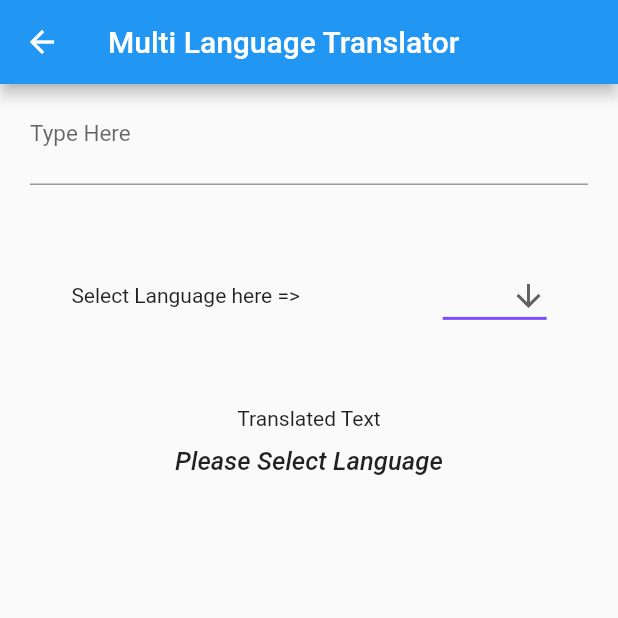
After one commit to rey-arx/Indian-Heritage-SIH-AR-Application, a Flutter app: the MyHomePage screen opened directly, on a phone screen of 412 x 824 dp, the top half of it. The commit adds this screen. Run offline on Flutter 3.47's test engine with Material 2 defaults, Android fonts, the phone set to English and light mode, and no system bars; our stand-ins replace flutter_map, flutter_swiper, latlong2; missing offline and left inert: flutter_unity_widget, translator.

```diff
--- a/lib/artifacts_detail_page.dart
+++ b/lib/artifacts_detail_page.dart
@@ -70,7 +70,9 @@ class artifactDetailPage extends StatelessWidget {
                             Navigator.push(
                               context,
                               MaterialPageRoute(
-                                  builder: (context) => SimpleScreen()),
+                                  builder: (context) => SimpleScreen(
+                                        pageIndex: "0",
+                                      )),
                             );
                           },
                         ),
--- /dev/null
+++ b/lib/gate_way_of_India.dart
@@ -0,0 +1,114 @@
+import 'package:flutter/material.dart';
+import 'package:translator/translator.dart';
+
+class MyHomePage extends StatefulWidget {
+  @override
+  _MyHomePageState createState() => _MyHomePageState();
+}
+
+class _MyHomePageState extends State<MyHomePage> {
+  TextEditingController textEditingController = TextEditingController();
+  GoogleTranslator translator = GoogleTranslator();
+  var output;
+  String dropdownValue;
+
+  static const Map<String, String> lang = {
+    "Hindi": "hi",
+    "English": "en",
+    "Urdu": "ur",
+  };
+
+  void trans() {
+    translator
+        .translate(textEditingController.text, to: "$dropdownValue")
+        .then((value) {
+      setState(() {
+        output = value;
+      });
+    });
+  }
+
+  @override
+  Widget build(BuildContext context) {
+    return Scaffold(
+        appBar: AppBar(
+          title: Text("Multi Language Translator"),
+        ),
+        body: Column(
+          children: [
+            Container(
+              margin: EdgeInsets.only(left: 20, right: 20),
+              child: TextFormField(
+                style: TextStyle(fontSize: 24),
+                controller: textEditingController,
+                onTap: () {
+                  trans();
+                },
+                decoration: InputDecoration(
+                    labelText: 'Type Here',
+                    labelStyle: TextStyle(fontSize: 15)),
+              ),
+            ),
+            SizedBox(
+              height: 50,
+            ),
+            Row(
+              mainAxisAlignment: MainAxisAlignment.spaceAround,
+              children: [
+                Text("Select Language here =>"),
+
+
+                //ḍrop down starts here
+                DropdownButton<String>(
+                  value: dropdownValue,
+                  icon: Icon(Icons.arrow_downward),
+                  iconSize: 24,
+                  elevation: 16,
+                  style: TextStyle(color: Colors.deepPurple),
+                  underline: Container(
+                    height: 2,
+                    color: Colors.deepPurpleAccent,
+                  ),
+                  onChanged: (String newValue) {
+                    setState(() {
+                      dropdownValue = newValue;
+                      trans();
+                    });
+                  },
+                  items: lang
+                      .map((string, value) {
+                        return MapEntry(
+                          string,
+                          DropdownMenuItem<String>(
+                            value: value,
+                            child: Text(string),
+                          ),
+                        );
+                      })
+                      .values
+                      .toList(),
+                ),
+                //dropdown eds here
+
+
+
+              ],
+            ),
+            SizedBox(
+              height: 50,
+            ),
+            Text('Translated Text'),
+            SizedBox(
+              height: 10,
+            ),
+            Text(
+              output == null ? "Please Select Language" : output.toString(),
+              style: TextStyle(
+                  fontSize: 17,
+                  fontStyle: FontStyle.italic,
+                  fontWeight: FontWeight.w500),
+            ),
+          ],
+        ));
+  }
+}
--- a/lib/plainsurfaceDetecture.dart
+++ b/lib/plainsurfaceDetecture.dart
@@ -93,7 +93,7 @@ class _SimpleScreenState extends State<SimpleScreen> {
 
   void onUnityCreatedd(String a) {
     print("sroeuihgoiwheirhgpiwhepri");
-    _unityWidgetController.postMessage("triggerNative", "LoadScene", a);
+    _unityWidgetController.postMessage("GameObject", "LoadScene", a);
   }
 
   void onUnityMessage(message) {
--- a/lib/samplescenepage.dart
+++ b/lib/samplescenepage.dart
@@ -31,7 +31,7 @@ class _SimpleScreenState extends State<SimpleScreen> {
 
   @override
   Widget build(BuildContext context) {
-    Future.delayed(Duration(seconds: 5), () {
+    Future.delayed(Duration(seconds: 2), () {
       onUnityCreatedd(widget.pageIndex);
     });
     print(widget.pageIndex);
@@ -110,7 +110,7 @@ class _SimpleScreenState extends State<SimpleScreen> {
   void onUnityCreatedd(String a) {
     print("sroeuihgoiwheirhgpiwhepri");
     print(a);
-    _unityWidgetController.postMessage("triggerNative", "LoadScene", a);
+    _unityWidgetController.postMessage("GameObject", "LoadScene", a);
   }
 
   void onUnityMessage(message) {
--- a/pubspec.yaml
+++ b/pubspec.yaml
@@ -20,6 +20,7 @@ dependencies:
     path: ../
   pointer_interceptor: ^0.9.3+2
   translator:
+  flutter_map: ^2.2.0
 
 dev_dependencies:
   flutter_test:
```
Also changed, not shown: lib/Animated_Markers_Map.dart (added, +171 -0 lines), lib/detail_page.dart (+40 -11 lines), lib/home_page.dart (+10 -19 lines), lib/main_animated_markers_map.dart.dart (added, +13 -0 lines), lib/map_marker.dart (added, +44 -0 lines), lib/trans.dart (deleted, +0 -31 lines), assets/location.png (added), lib/Charminar.dart (added), pubspec.lock, 1 other file.
